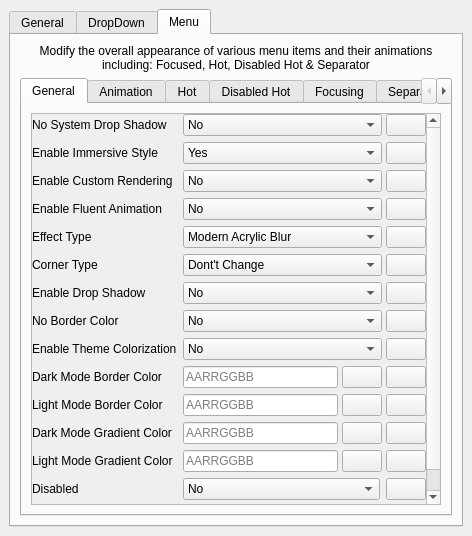
The window that main.ui (Satanarious/TranslucentFlyoutsConfig) describes before a commit, drawn with Qt 5.
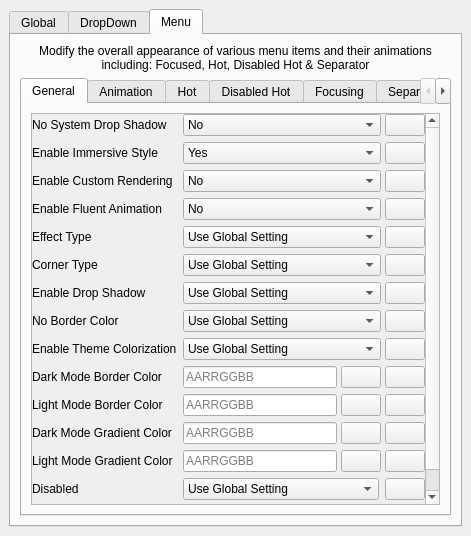
The same window after the commit. The open tabs and pages were chosen to show the change. Icons and pictures are not drawn.

The edit to the form file:
```diff
--- a/main.ui
+++ b/main.ui
@@ -6,7 +6,7 @@
    <rect>
     <x>0</x>
     <y>0</y>
-    <width>472</width>
+    <width>471</width>
     <height>536</height>
    </rect>
   </property>
@@ -37,7 +37,7 @@
       </property>
       <widget class="QWidget" name="tab_1">
        <attribute name="title">
-        <string>General</string>
+        <string>Global</string>
        </attribute>
        <layout class="QVBoxLayout" name="verticalLayout" stretch="0,1,0,0">
         <item>
@@ -1563,8 +1563,8 @@
                <property name="geometry">
                 <rect>
                  <x>0</x>
-                 <y>-92</y>
-                 <width>387</width>
+                 <y>0</y>
+                 <width>386</width>
                  <height>476</height>
                 </rect>
                </property>
@@ -1604,7 +1604,7 @@
                        </sizepolicy>
                       </property>
                       <property name="currentIndex">
-                       <number>5</number>
+                       <number>9</number>
                       </property>
                       <item>
                        <property name="text">
@@ -1651,6 +1651,11 @@
                         <string>Mica Alt</string>
                        </property>
                       </item>
+                      <item>
+                       <property name="text">
+                        <string>Use Global Setting</string>
+                       </property>
+                      </item>
                      </widget>
                     </item>
                     <item>
@@ -1695,6 +1700,9 @@
                         <verstretch>0</verstretch>
                        </sizepolicy>
                       </property>
+                      <property name="currentIndex">
+                       <number>4</number>
+                      </property>
                       <item>
                        <property name="text">
                         <string>Dont't Change</string>
@@ -1715,6 +1723,11 @@
                         <string>Small Corners</string>
                        </property>
                       </item>
+                      <item>
+                       <property name="text">
+                        <string>Use Global Setting</string>
+                       </property>
+                      </item>
                      </widget>
                     </item>
                     <item>
@@ -1756,6 +1769,9 @@
                         <verstretch>0</verstretch>
                        </sizepolicy>
                       </property>
+                      <property name="currentIndex">
+                       <number>2</number>
+                      </property>
                       <item>
                        <property name="text">
                         <string>No</string>
@@ -1766,6 +1782,11 @@
                         <string>Yes</string>
                        </property>
                       </item>
+                      <item>
+                       <property name="text">
+                        <string>Use Global Setting</string>
+                       </property>
+                      </item>
                      </widget>
                     </item>
                     <item>
@@ -1810,6 +1831,9 @@
                         <verstretch>0</verstretch>
                        </sizepolicy>
                       </property>
+                      <property name="currentIndex">
+                       <number>2</number>
+                      </property>
                       <item>
                        <property name="text">
                         <string>No</string>
@@ -1820,6 +1844,11 @@
                         <string>Yes</string>
                        </property>
                       </item>
+                      <item>
+                       <property name="text">
+                        <string>Use Global Setting</string>
+                       </property>
+                      </item>
                      </widget>
                     </item>
                     <item>
@@ -2010,6 +2039,9 @@
                         <verstretch>0</verstretch>
                        </sizepolicy>
                       </property>
+                      <property name="currentIndex">
+                       <number>2</number>
+                      </property>
                       <item>
                        <property name="text">
                         <string>No</string>
@@ -2020,6 +2052,11 @@
                         <string>Yes</string>
                        </property>
                       </item>
+                      <item>
+                       <property name="text">
+                        <string>Use Global Setting</string>
+                       </property>
+                      </item>
                      </widget>
                     </item>
                     <item>
@@ -2064,6 +2101,9 @@
                         <verstretch>0</verstretch>
                        </sizepolicy>
                       </property>
+                      <property name="currentIndex">
+                       <number>2</number>
+                      </property>
                       <item>
                        <property name="text">
                         <string>No</string>
@@ -2074,6 +2114,11 @@
                         <string>Yes</string>
                        </property>
                       </item>
+                      <item>
+                       <property name="text">
+                        <string>Use Global Setting</string>
+                       </property>
+                      </item>
                      </widget>
                     </item>
                     <item>
```
Left out of the diff: 72 changed lines with no effect on the pictures.
